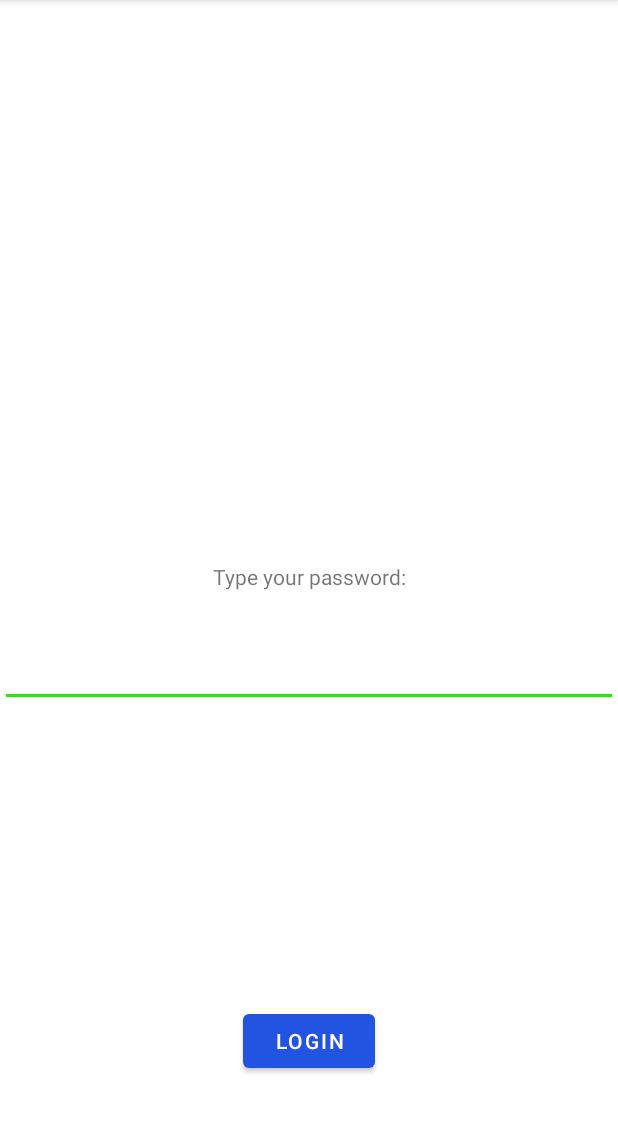
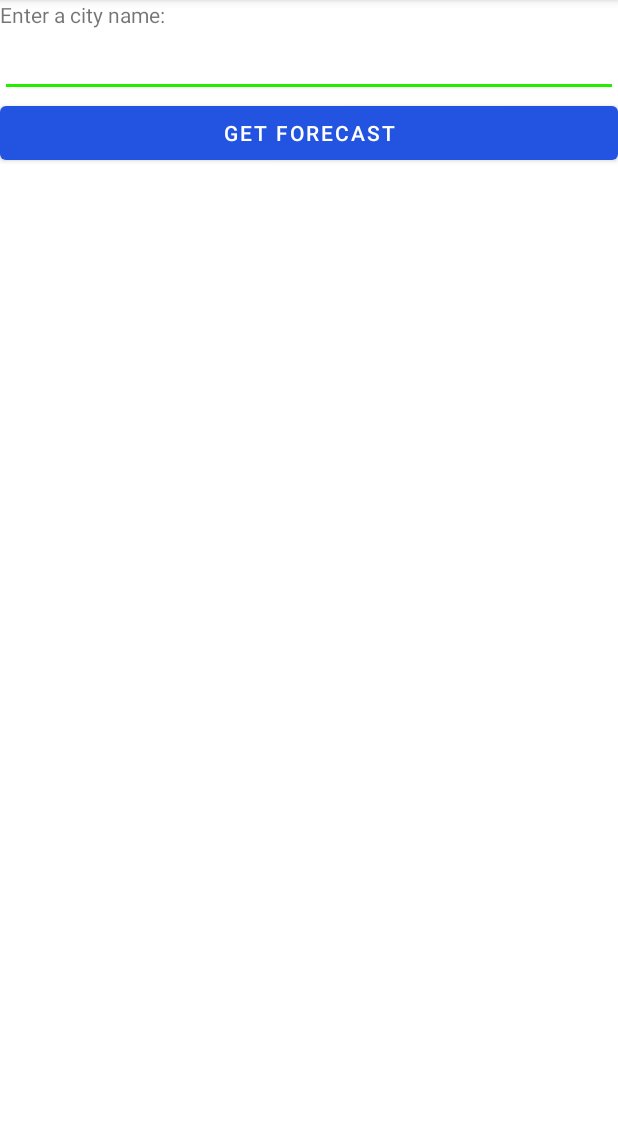
Before and after one commit to etorunski/InClassExamples_S21, an Android app: the screen it shows after launch (MainActivity), on a phone screen of 412 x 824 dp, the part 84-1217 px from its top. Run offline under Robolectric (Android 15) with nearby library versions, the phone set to English and light mode, and no system bars.

Commit message:
finished json

```diff
--- a/app/build.gradle
+++ b/app/build.gradle
@@ -8,7 +8,7 @@ android {
 
     defaultConfig {
         applicationId "algonquin.cst2335.inclassexamples_s21"
-        minSdkVersion 22
+        minSdkVersion 24
         targetSdkVersion 30
         versionCode 1
         versionName "1.0"
--- a/app/src/main/AndroidManifest.xml
+++ b/app/src/main/AndroidManifest.xml
@@ -1,7 +1,7 @@
 <?xml version="1.0" encoding="utf-8"?>
 <manifest xmlns:android="http://schemas.android.com/apk/res/android"
     package="algonquin.cst2335.inclassexamples_s21">
-
+    <uses-permission android:name="android.permission.INTERNET"/>
     <application
         android:allowBackup="true"
         android:icon="@drawable/app_icon"
--- a/app/src/main/java/algonquin/cst2335/inclassexamples_s21/MainActivity.java
+++ b/app/src/main/java/algonquin/cst2335/inclassexamples_s21/MainActivity.java
@@ -2,97 +2,97 @@ package algonquin.cst2335.inclassexamples_s21;
 
 import androidx.appcompat.app.AppCompatActivity;
 
-import android.content.ContentValues;
-import android.database.Cursor;
-import android.database.sqlite.SQLiteDatabase;
 import android.os.Bundle;
-import android.util.Log;
 import android.widget.Button;
 import android.widget.EditText;
 import android.widget.TextView;
 
-import java.text.SimpleDateFormat;
-import java.util.Date;
-import java.util.Locale;
+import org.json.JSONArray;
+import org.json.JSONException;
+import org.json.JSONObject;
 
+import java.io.BufferedInputStream;
+import java.io.BufferedReader;
+import java.io.IOException;
+import java.io.InputStream;
+import java.io.InputStreamReader;
+import java.net.HttpURLConnection;
+import java.net.MalformedURLException;
+import java.net.URL;
+import java.net.URLEncoder;
+import java.nio.charset.StandardCharsets;
+import java.util.Scanner;
+import java.util.concurrent.Executor;
+import java.util.concurrent.Executors;
+import java.util.stream.Collectors;
 
-/** This class represents the first page of the application
- *  @author Eric Torunski
- *  @version 1.0.0
- */
 public class MainActivity extends AppCompatActivity {
 
-    /** Here you describe the variable. passwordtext holds what the user typed in */
-    private EditText passwordText;
-
-    /** This represents the result of the password complexity check */
-    private TextView textView;
-
-    /**The button the user clicks to login */
-    private Button login;
-
-    SQLiteDatabase theData; //not part of onCreate
-
+    EditText theEdit;
+    TextView tv;
+    Button btn;
     @Override
     protected void onCreate(Bundle savedInstanceState) {
         super.onCreate(savedInstanceState);
         setContentView(R.layout.activity_main);
 
+        tv = findViewById(R.id.textView);
+        btn = findViewById(R.id.theButton);
+        theEdit = findViewById(R.id.editText);
 
 
-        //week 7
-        MyOpenHelper myOpener = new MyOpenHelper( this );
-        //Open the database
-        theData = myOpener.getWritableDatabase();
-//this is all you need for opening a database
+        btn.setOnClickListener( click -> {
 
 
-        passwordText = findViewById(R.id.pw);
-        textView = findViewById(R.id.textView);
-        login = findViewById(R.id.loginButton);
 
-        login.setOnClickListener( clk -> {
-            String password = passwordText.getText().toString();
+            //still on GUI thread, can't connect to server here
+            Executor newThread = Executors.newSingleThreadExecutor();
+            newThread.execute(  ( ) -> {
 
-            if(checkPassword( password ))//check if password is complex enough
-            {
-                textView.setText("Your password has ABC");
-            }
-            else textView.setText("No ABC string was found");
+                URL url = null;
+                try {
+                    //connect to the server:
+                    String serverURL = "https://api.openweathermap.org/data/2.5/weather?q="
+                            + URLEncoder.encode(theEdit.getText().toString(), "UTF-8")
+                            + "&appid=7e943c97096a9784391a981c4d878b22&units=metric";
 
-            SimpleDateFormat sdf = new SimpleDateFormat("yyyyMMdd_HHmmss", Locale.getDefault());
 
-            String currentDateandTime = sdf.format(new Date());
+                    //on other cpu:
+                    url = new URL(serverURL);
+                    HttpURLConnection urlConnection = (HttpURLConnection) url.openConnection();
+                    InputStream in = new BufferedInputStream(urlConnection.getInputStream());
 
-//insert into database:
-            ContentValues newRow = new ContentValues();
-            //put something in each column, except _id:
-            newRow.put(MyOpenHelper.col_password, password  );
-            newRow.put(MyOpenHelper.col_time_sent, currentDateandTime ); //two put() statements for each column
-//now insert:
-           long id =  theData.insert(MyOpenHelper.TABLE_NAME, null, newRow);
-            //now should be inserted
+                    //this converts to a String
+                    String text = (new BufferedReader(
+                            new InputStreamReader(in, StandardCharsets.UTF_8)))
+                            .lines()
+                            .collect(Collectors.joining("\n"));
 
-            Cursor rows = theData.rawQuery("Select * from " + MyOpenHelper.TABLE_NAME + " ;" , null);
-          //index is at -1
-            int pwColumnIndex = rows.getColumnIndex( MyOpenHelper.col_password );
-            while(rows.moveToNext()) //move to next row, return false if past last row
-            {
-                String pw = rows.getString( pwColumnIndex );
-                Log.i("pw", pw);
-            }
+                    //convert string to JSON object:
+
+                    JSONObject theDocument = new JSONObject( text );
+                    JSONObject coord = theDocument.getJSONObject("coord");
+                    double lat = coord.getDouble("lat");
+                    double lon = coord.getDouble("lon");
+
+                    JSONArray weatherArray = theDocument.getJSONArray("weather");
+                    JSONObject obj0 = weatherArray.getJSONObject(0);
+                    JSONObject main = theDocument.getJSONObject("main");
+                    double currentTemp = main.getDouble("temp");
+                    double min = main.getDouble("temp_min");
+                    double max = main.getDouble("temp_max");
+
+                }
+                catch (IOException | JSONException e) {
+                    e.printStackTrace();
+                }
+
+            }  ); //run() function, run on different cpu
+
+
+
+
         });
-    }
 
-    /** This function checks if ABC is in the string.
-     *  More words for the detailed description.
-     *  More words
-     *  More words
-     *  More words
-     * @param password The string being checked
-     * @return true if ABC is in the password otherwise false.
-     */
-    private boolean checkPassword(String password) {
-        return password.contains("ABC");
     }
 }
--- a/app/src/main/res/layout/activity_main.xml
+++ b/app/src/main/res/layout/activity_main.xml
@@ -1,41 +1,25 @@
 <?xml version="1.0" encoding="utf-8"?>
-<androidx.constraintlayout.widget.ConstraintLayout xmlns:android="http://schemas.android.com/apk/res/android"
+<LinearLayout xmlns:android="http://schemas.android.com/apk/res/android"
     xmlns:app="http://schemas.android.com/apk/res-auto"
     xmlns:tools="http://schemas.android.com/tools"
     android:layout_width="match_parent"
     android:layout_height="match_parent"
-    tools:context=".MainActivity">
+    android:orientation="vertical">
 
     <TextView
         android:id="@+id/textView"
         android:layout_width="wrap_content"
         android:layout_height="wrap_content"
-        android:text="Type your password:"
-        app:layout_constraintBottom_toBottomOf="parent"
-        app:layout_constraintLeft_toLeftOf="parent"
-        app:layout_constraintRight_toRightOf="parent"
-        app:layout_constraintTop_toTopOf="parent" />
-
-    <Button
-        android:id="@+id/loginButton"
-        android:layout_width="wrap_content"
-        android:layout_height="wrap_content"
-        android:layout_marginBottom="50dp"
-        android:text="Login"
-        app:layout_constraintBottom_toBottomOf="parent"
-        app:layout_constraintEnd_toEndOf="parent"
-        app:layout_constraintHorizontal_bias="0.5"
-        app:layout_constraintStart_toStartOf="parent" />
+        android:text="Enter a city name:" />
 
     <EditText
-        android:id="@+id/pw"
-        android:layout_width="0dp"
+        android:layout_width="match_parent"
         android:layout_height="wrap_content"
-        android:layout_marginTop="32dp"
-        android:ems="10"
-        app:layout_constraintEnd_toEndOf="parent"
-        app:layout_constraintHorizontal_bias="0.5"
-        app:layout_constraintStart_toStartOf="parent"
-        app:layout_constraintTop_toBottomOf="@+id/textView" />
+        android:id="@+id/editText" />
+    <Button
+        android:id="@+id/theButton"
+        android:layout_width="match_parent"
+        android:layout_height="wrap_content"
+        android:text="Get forecast" />
 
-</androidx.constraintlayout.widget.ConstraintLayout>
+</LinearLayout>
```
